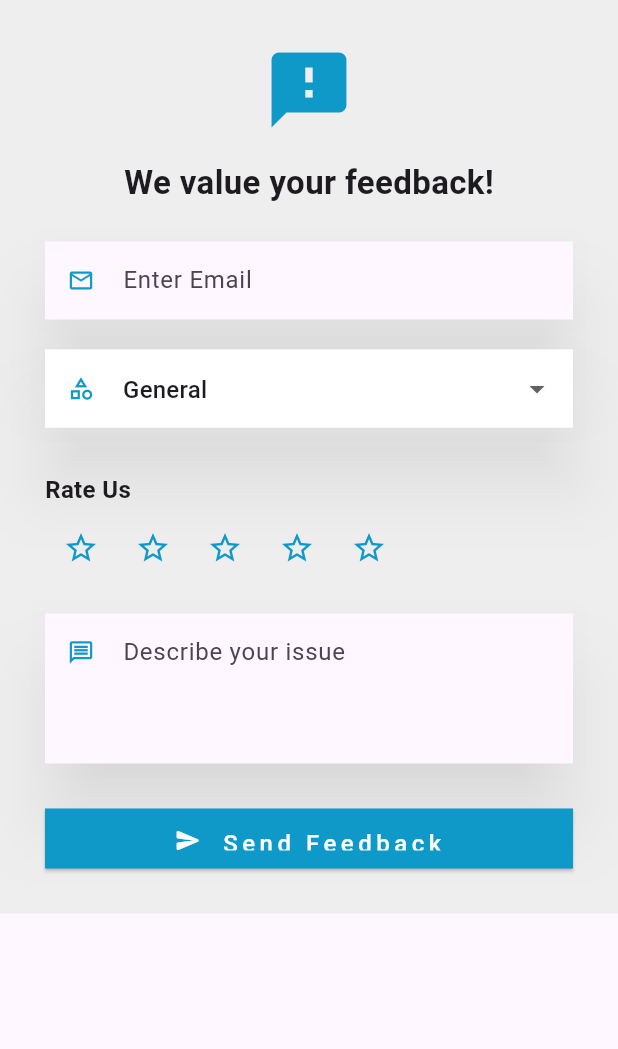
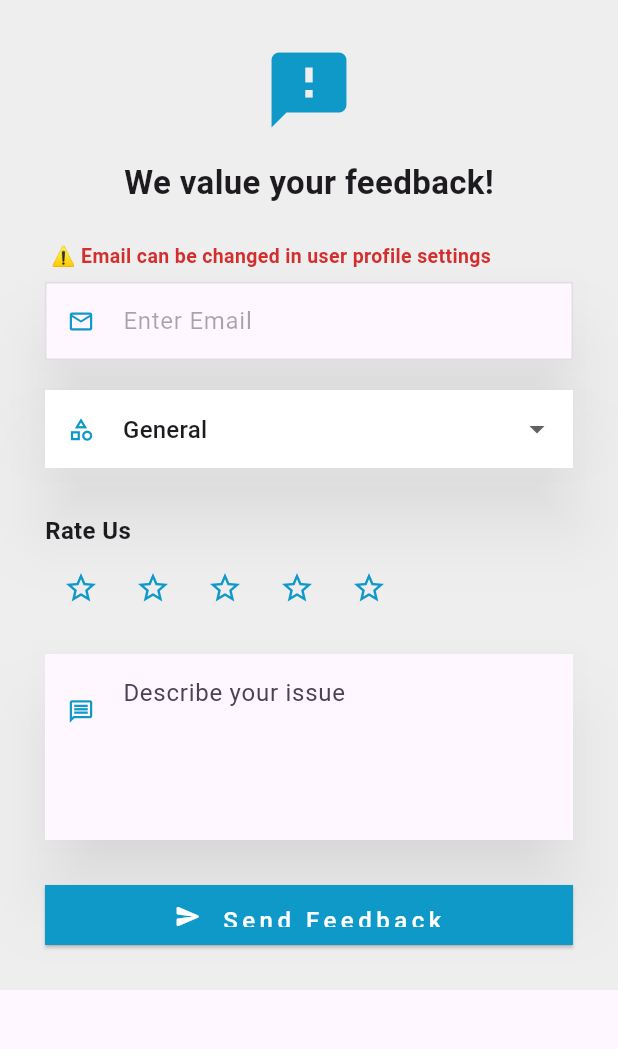
Before and after one commit to Muhammad-Yousuf07/E-Project-4th-Sem, a Flutter app: the FeedbackFormPage screen opened by its route, on a phone screen of 412 x 824 dp, the part 84-1133 px from its top. Run offline on Flutter 3.47's test engine with Material 3 defaults, Android fonts, the phone set to English and light mode, and no system bars; our stand-ins replace cloud_firestore, firebase_auth, firebase_core; accounts and stored records are empty.

Commit message:
improved contact & feedback

```diff
--- a/lib/pages/feedback_page.dart
+++ b/lib/pages/feedback_page.dart
@@ -1,10 +1,16 @@
 import 'package:authentication/widgets/auth_guard.dart';
 import 'package:flutter/material.dart';
 import 'package:cloud_firestore/cloud_firestore.dart';
+import 'package:firebase_auth/firebase_auth.dart';
+
 
 import '../services/authentication.dart';
 import '../services/validation.dart';
 import '../widgets/drawer.dart';
+
+
+final user = FirebaseAuth.instance.currentUser;
+final userEmail = user?.email ?? 'No Email';
 
 class FeedbackFormPage extends StatefulWidget {
   static const String routeName = '/FeedbackFormPage';
@@ -21,12 +27,16 @@
   bool _isSending = false;
 
   void _submitFeedback() async {
+
+    await FirebaseAuth.instance.currentUser?.reload();
+    final user = FirebaseAuth.instance.currentUser;
+
     if (!_formKey.currentState!.validate()) return;
 
     setState(() => _isSending = true);
 
     final feedbackData = {
-      'email': _emailController.text.trim(),
+    'email': user?.email ?? 'No Email',
       'type': _feedbackType,
       'rating': _rating,
       'message': _messageController.text.trim(),
@@ -118,13 +128,27 @@
                     SizedBox(height: 24),
 
                     // Email Field
+
+                Column(
+                  crossAxisAlignment: CrossAxisAlignment.start,
+                  children: [
+                    Padding(
+                      padding: const EdgeInsets.only(left: 4, bottom: 8),
+                      child: Text(
+                        "⚠️ Email can be changed in user profile settings",
+                        style: TextStyle(
+                          color: Colors.red.shade700,
+                          fontWeight: FontWeight.w600,
+                          fontSize: 13,
+                        ),
+                      ),
+                    ),
                     Material(
                       elevation: 20,
                       shadowColor: Colors.black38,
                       child: TextFormField(
-                        controller: _emailController,
-                        keyboardType: TextInputType.emailAddress,
-                        validator: validateEmail,
+                        initialValue: FirebaseAuth.instance.currentUser?.email ?? 'No Email',
+                        enabled: false, // Makes the field read-only
                         decoration: InputDecoration(
                           hintText: "Enter Email",
                           prefixIcon: Icon(Icons.email_outlined),
@@ -134,15 +158,13 @@
                           border: OutlineInputBorder(
                             borderRadius: BorderRadius.zero,
                             borderSide: BorderSide(
-                              color: Colors.transparent, // light white border
+                              color: Colors.transparent,
                               width: 1.0,
                             ),
                           ),
                           enabledBorder: OutlineInputBorder(
                             borderRadius: BorderRadius.zero,
-                            borderSide: BorderSide(
-                              color: Colors.transparent,
-                            ),
+                            borderSide: BorderSide(color: Colors.transparent),
                           ),
                           focusedBorder: OutlineInputBorder(
                             borderRadius: BorderRadius.zero,
@@ -152,6 +174,7 @@
                             ),
                           ),
                         ),
+                        style: TextStyle(color: Colors.black87),
                       ),
                     ),
                     SizedBox(height: 20),
@@ -230,7 +253,7 @@
                       shadowColor: Colors.black38,
                       child: TextFormField(
                         controller: _messageController,
-                        maxLines: 3,
+                        maxLines: 4,
                         validator: validateMessage,
                         decoration: InputDecoration(
                           hintText: "Describe your issue",
@@ -314,11 +337,14 @@
 
                   ],
                 ),
+                  ],
+
               ),
             ),
           ),
         ),
       ),
+    ),
     );
   }
 
```
Also changed, not shown: lib/pages/chat_page.dart (+189 -119 lines), lib/widgets/drawer.dart (+11 -5 lines).
